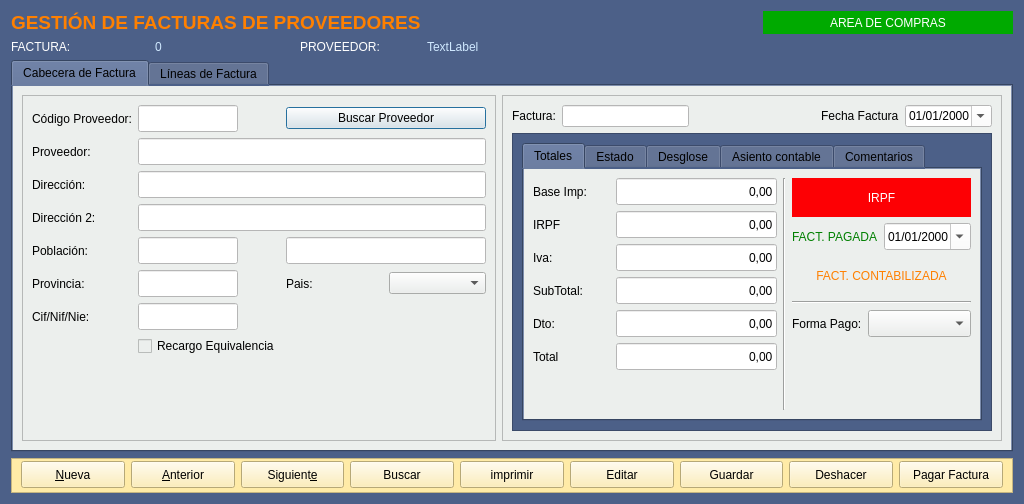
First picture: the form in Zona_Compras/frmfacturasproveedor.ui, repository arcnexus/RedFoX, before the edit.
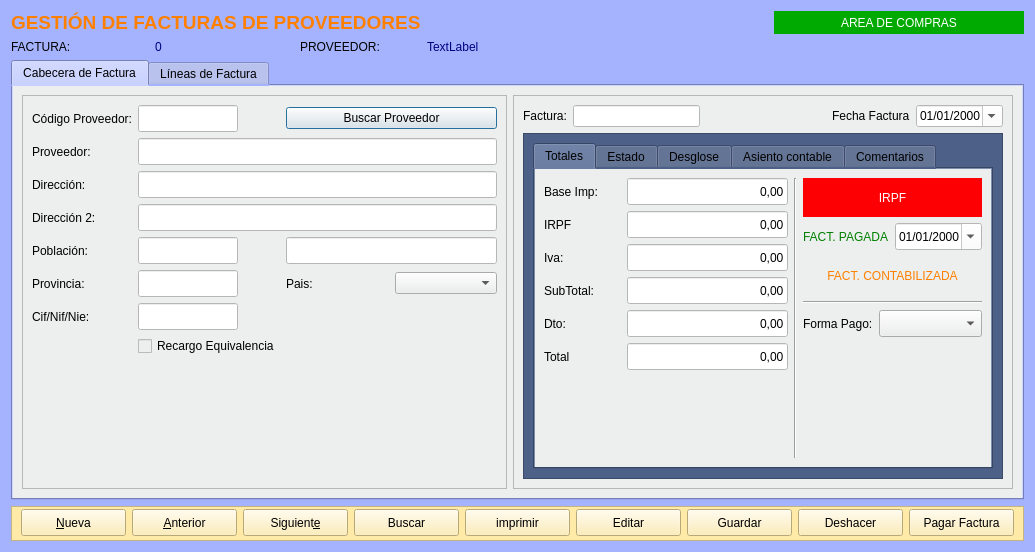
Second picture: the form after the edit. Icons and pictures are not drawn.

Diff of the .ui file:
```diff
--- a/Zona_Compras/frmfacturasproveedor.ui
+++ b/Zona_Compras/frmfacturasproveedor.ui
@@ -6,8 +6,8 @@
    <rect>
     <x>0</x>
     <y>0</y>
-    <width>1024</width>
-    <height>504</height>
+    <width>1035</width>
+    <height>552</height>
    </rect>
   </property>
   <property name="windowTitle">
@@ -18,7 +18,7 @@
     <normaloff>:/Icons/PNG/Maya.png</normaloff>:/Icons/PNG/Maya.png</iconset>
   </property>
   <property name="styleSheet">
-   <string notr="true">background-color:#4c6088</string>
+   <string notr="true">background-color: rgb(165, 179, 255);</string>
   </property>
   <layout class="QGridLayout" name="gridLayout_8">
    <item row="0" column="0" colspan="3">
@@ -70,7 +70,7 @@
       </size>
      </property>
      <property name="styleSheet">
-      <string notr="true">color: rgb(255, 255, 255);</string>
+      <string notr="true">color: rgb(0, 0, 0);</string>
      </property>
      <property name="text">
       <string>FACTURA:</string>
@@ -86,7 +86,8 @@
       </size>
      </property>
      <property name="styleSheet">
-      <string notr="true">color: rgb(208, 233, 255)</string>
+      <string notr="true">
+color: rgb(0, 0, 127);</string>
      </property>
      <property name="text">
       <string>0</string>
@@ -105,7 +106,7 @@
       </size>
      </property>
      <property name="styleSheet">
-      <string notr="true">color: rgb(255, 255, 255);</string>
+      <string notr="true">color: rgb(0, 0, 0);</string>
      </property>
      <property name="text">
       <string>PROVEEDOR:</string>
@@ -115,7 +116,8 @@
    <item row="1" column="3" colspan="2">
     <widget class="QLabel" name="lblCliente">
      <property name="styleSheet">
-      <string notr="true">color: rgb(208, 233, 255)</string>
+      <string notr="true">
+color: rgb(0, 0, 127);</string>
      </property>
      <property name="text">
       <string>TextLabel</string>
```
Left out of the diff: 28 changed lines with no effect on the pictures.
